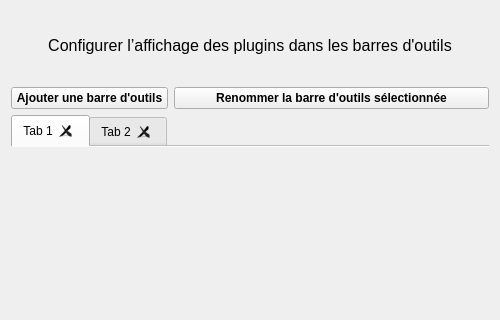
IGNF/PluginsManager-qgis-plugin, file ui/plugin_maitre_dialog_base.ui: the form before one commit; both pictures show x 0 to 500 and y 0 to 320 of the 500 by 518 pixel window.
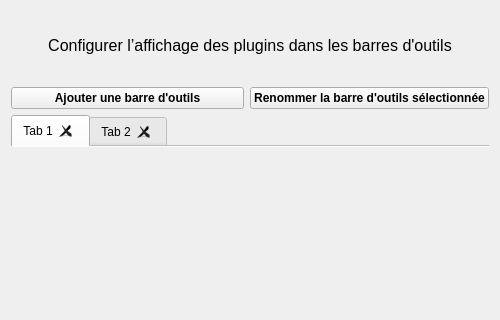
The form after the commit. Icons and pictures are not drawn.

Commit message: harmonisation taille des boutons

What changed in the file:
```diff
--- a/ui/plugin_maitre_dialog_base.ui
+++ b/ui/plugin_maitre_dialog_base.ui
@@ -32,7 +32,7 @@
   <layout class="QGridLayout" name="gridLayout_3">
    <item row="0" column="0">
     <layout class="QGridLayout" name="gridLayout_2">
-     <item row="3" column="0" colspan="3">
+     <item row="3" column="0" colspan="4">
       <layout class="QHBoxLayout" name="horizontalLayout">
        <item>
         <widget class="QPushButton" name="pushButtonActualiser">
@@ -44,6 +44,7 @@
          </property>
          <property name="font">
           <font>
+           <weight>75</weight>
            <bold>true</bold>
           </font>
          </property>
@@ -54,19 +55,19 @@
        </item>
       </layout>
      </item>
-     <item row="2" column="0" colspan="3">
+     <item row="2" column="0" colspan="4">
       <widget class="QTabWidget" name="tabWidget">
        <property name="tabPosition">
-        <enum>QTabWidget::TabPosition::North</enum>
+        <enum>QTabWidget::North</enum>
        </property>
        <property name="tabShape">
-        <enum>QTabWidget::TabShape::Rounded</enum>
+        <enum>QTabWidget::Rounded</enum>
        </property>
        <property name="currentIndex">
         <number>0</number>
        </property>
        <property name="elideMode">
-        <enum>Qt::TextElideMode::ElideLeft</enum>
+        <enum>Qt::ElideLeft</enum>
        </property>
        <property name="usesScrollButtons">
         <bool>true</bool>
@@ -95,31 +96,7 @@
        </widget>
       </widget>
      </item>
-     <item row="1" column="1" colspan="2">
-      <widget class="QPushButton" name="pushButton_renommer">
-       <property name="font">
-        <font>
-         <bold>true</bold>
-        </font>
-       </property>
-       <property name="text">
-        <string>Renommer la barre d'outils sélectionnée</string>
-       </property>
-      </widget>
-     </item>
-     <item row="1" column="0">
-      <widget class="QPushButton" name="pushButtonAddBarre">
-       <property name="font">
-        <font>
-         <bold>true</bold>
-        </font>
-       </property>
-       <property name="text">
-        <string>Ajouter une barre d'outils</string>
-       </property>
-      </widget>
-     </item>
-     <item row="0" column="0" colspan="3">
+     <item row="0" column="0" colspan="4">
       <widget class="QLabel" name="label_titre">
        <property name="sizePolicy">
         <sizepolicy hsizetype="Expanding" vsizetype="Preferred">
@@ -136,6 +113,7 @@
        <property name="font">
         <font>
          <pointsize>12</pointsize>
+         <weight>50</weight>
          <bold>false</bold>
         </font>
        </property>
@@ -153,6 +131,36 @@
        </property>
       </widget>
      </item>
+     <item row="1" column="0" colspan="4">
+      <layout class="QHBoxLayout" name="horizontalLayout_2">
+       <item>
+        <widget class="QPushButton" name="pushButtonAddBarre">
+         <property name="font">
+          <font>
+           <weight>75</weight>
+           <bold>true</bold>
+          </font>
+         </property>
+         <property name="text">
+          <string>Ajouter une barre d'outils</string>
+         </property>
+        </widget>
+       </item>
+       <item>
+        <widget class="QPushButton" name="pushButton_renommer">
+         <property name="font">
+          <font>
+           <weight>75</weight>
+           <bold>true</bold>
+          </font>
+         </property>
+         <property name="text">
+          <string>Renommer la barre d'outils sélectionnée</string>
+         </property>
+        </widget>
+       </item>
+      </layout>
+     </item>
     </layout>
    </item>
   </layout>
```
